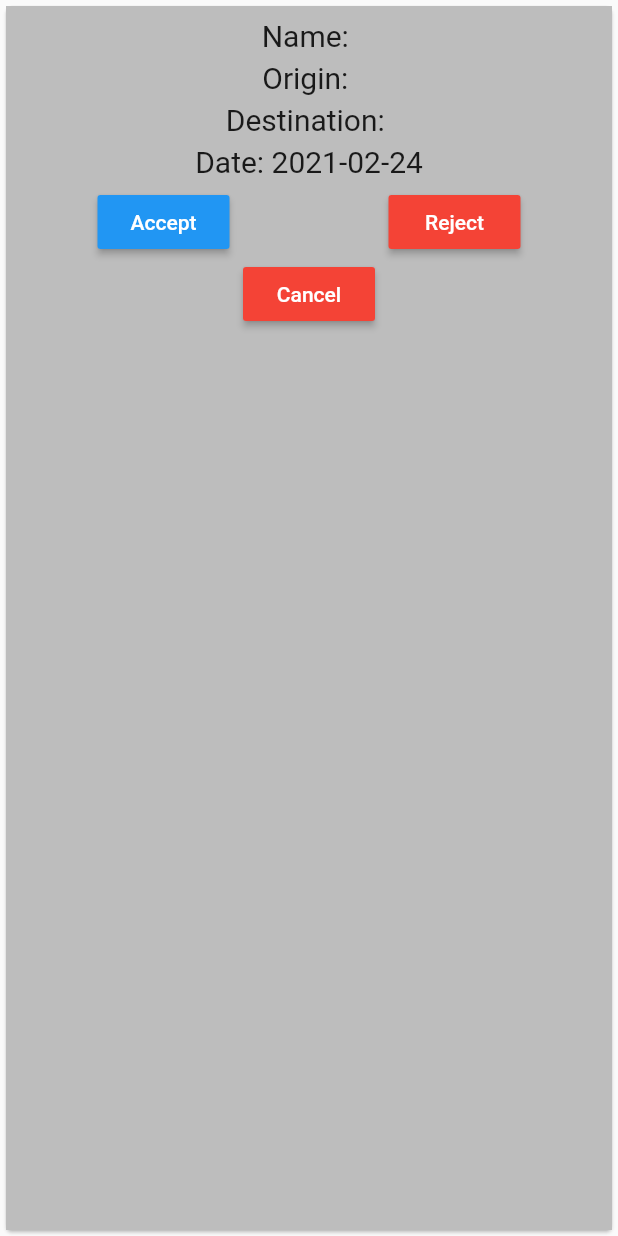
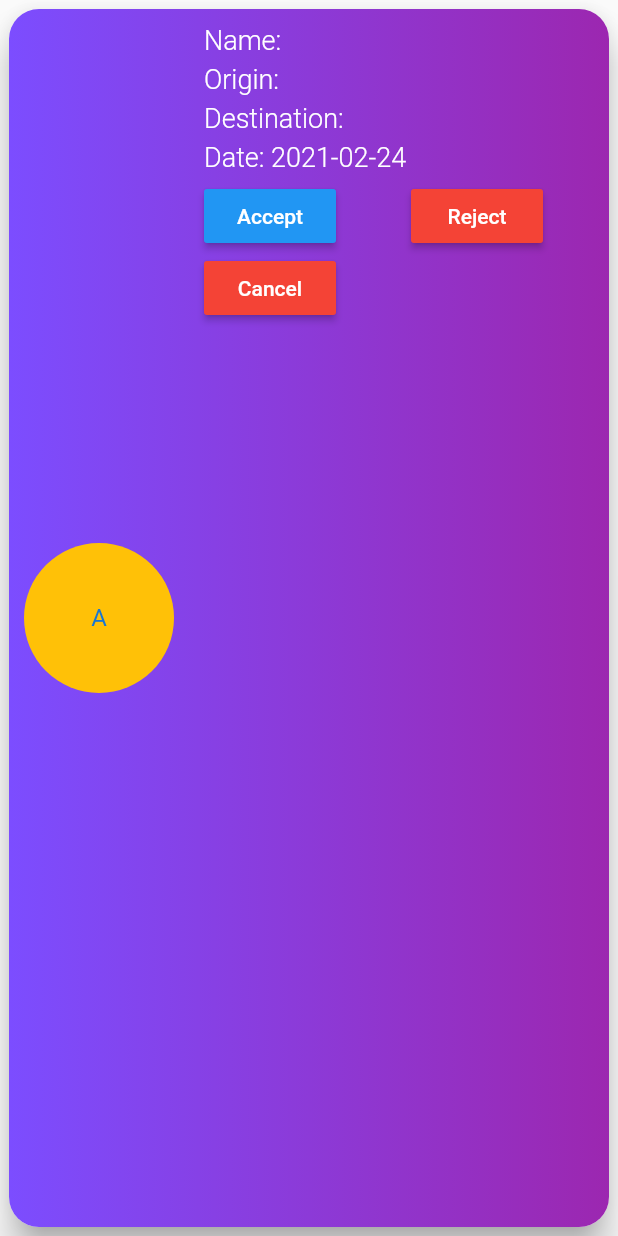
Before and after one commit to ravihoro/booking_car, a Flutter app: the CustomCard widget shown alone on an empty page, opened directly with empty values, on a phone screen of 412 x 824 dp. Run offline on Flutter 3.47's test engine with Material 2 defaults, Android fonts, the phone set to English and light mode, and no system bars; our stand-ins replace bloc, dropdown_formfield, flutter_bloc, flutter_calendar_carousel, formz; missing offline and left inert: multi_image_picker; network calls fail.

```diff
--- a/lib/pages/driver/add_car_details.dart
+++ b/lib/pages/driver/add_car_details.dart
@@ -117,7 +117,8 @@ class _AddCarDetailsState extends State<AddCarDetails> {
           'Add Car Details',
         ),
       ),
-      body: Padding(
+      body: SingleChildScrollView(
+        child: Padding(
           padding: const EdgeInsets.all(8.0),
           child: Form(
             key: _formKey,
@@ -185,6 +186,7 @@ class _AddCarDetailsState extends State<AddCarDetails> {
             ),
           ),
         ),
+      ),
       bottomNavigationBar: Builder(
         builder: (context) {
           return Container(
--- a/lib/widgets/custom_card.dart
+++ b/lib/widgets/custom_card.dart
@@ -20,18 +20,43 @@ class CustomCard extends StatelessWidget {
   });
 
   final TextStyle style = TextStyle(
-    fontSize: 20.0,
-    fontWeight: FontWeight.w400,
+    fontSize: 18.0,
+    fontWeight: FontWeight.w300,
+    color: Colors.white,
   );
 
   @override
   Widget build(BuildContext context) {
-    return Card(
+    return Padding(
+      padding: const EdgeInsets.all(2.0),
+      child: Card(
+        elevation: 10,
+        shadowColor: Colors.grey,
+        shape: RoundedRectangleBorder(
+          borderRadius: BorderRadius.circular(20),
+        ),
         child: Container(
-        color: Colors.grey[400],
-        padding: const EdgeInsets.all(8.0),
-        child: Column(
-          mainAxisAlignment: MainAxisAlignment.start,
+          decoration: BoxDecoration(
+            borderRadius: BorderRadius.circular(20),
+            gradient: LinearGradient(colors: [
+              Colors.deepPurpleAccent,
+              Colors.purple,
+            ], begin: Alignment.centerLeft, end: Alignment.centerRight),
+            //color: colors[random.nextInt(10)],
+          ),
+          padding: const EdgeInsets.all(10.0),
+          child: Row(
+            children: [
+              CircleAvatar(
+                maxRadius: 50,
+                backgroundColor: Colors.amber,
+                child: Text('A'),
+              ),
+              SizedBox(
+                width: 20,
+              ),
+              Column(
+                crossAxisAlignment: CrossAxisAlignment.start,
                 children: [
                   Text(
                     'Name: $name',
@@ -62,7 +87,7 @@ class CustomCard extends StatelessWidget {
                     height: 5.0,
                   ),
                   Row(
-              mainAxisAlignment: MainAxisAlignment.spaceAround,
+                    mainAxisAlignment: MainAxisAlignment.spaceEvenly,
                     children: [
                       accept != null
                           ? RaisedButton(
@@ -72,6 +97,9 @@ class CustomCard extends StatelessWidget {
                               onPressed: accept,
                             )
                           : Container(),
+                      SizedBox(
+                        width: 50,
+                      ),
                       reject != null
                           ? RaisedButton(
                               child: Text('Reject',
@@ -85,13 +113,16 @@ class CustomCard extends StatelessWidget {
                   cancel == null
                       ? Container()
                       : RaisedButton(
-                    child:
-                        Text('Cancel', style: TextStyle(color: Colors.white)),
+                          child: Text('Cancel',
+                              style: TextStyle(color: Colors.white)),
                           color: Colors.red,
                           onPressed: cancel,
                         ),
                 ],
               ),
+            ],
+          ),
+        ),
       ),
     );
   }
```
Also changed, not shown: lib/pages/customer/customer_home_page.dart (+15 -1 lines), lib/pages/customer/make_booking.dart (+7 -3 lines). Lines whose indentation alone changed are shown as unchanged.
